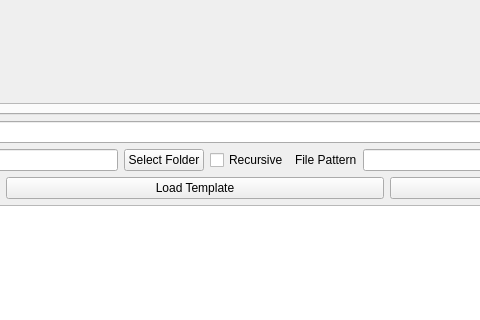
Above: autotag_metadata/ui/main_window.ui from echemdb/autotag-metadata before the change; both pictures show x 388 to 868 and y 491 to 811 of the 1166 by 919 pixel window. Below: the same form after it.
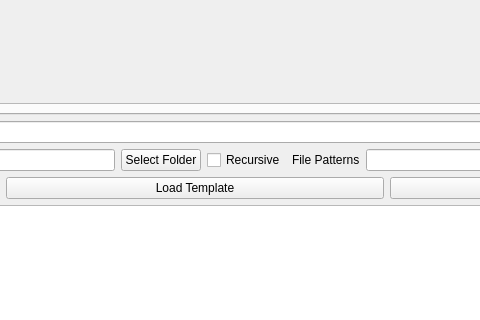
That is the form after the change.

Commit message: change color of yaml background and tooltip

```diff
--- a/autotag_metadata/ui/main_window.ui
+++ b/autotag_metadata/ui/main_window.ui
@@ -175,7 +175,7 @@
         <item>
          <widget class="QLabel" name="lblFilePattern">
           <property name="text">
-           <string>File Pattern</string>
+           <string>File Patterns</string>
           </property>
          </widget>
         </item>
```
Left out of the diff: 14 changed lines with no effect on the pictures. The commit also changes 1 other file.
